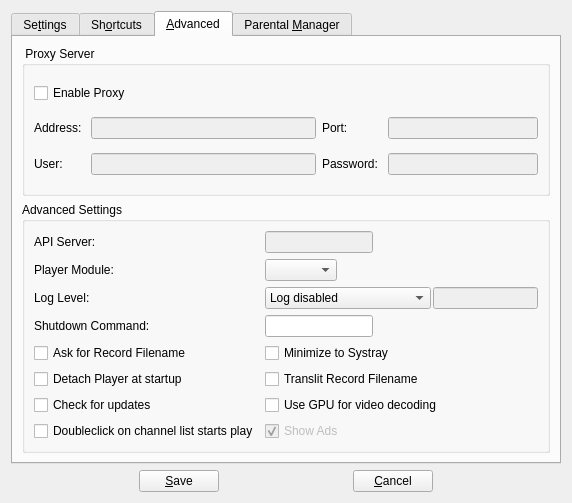
First picture: the form in vlc-record/forms/csettingsdlg.ui, repository code-google-com/vlc-record, before the edit.
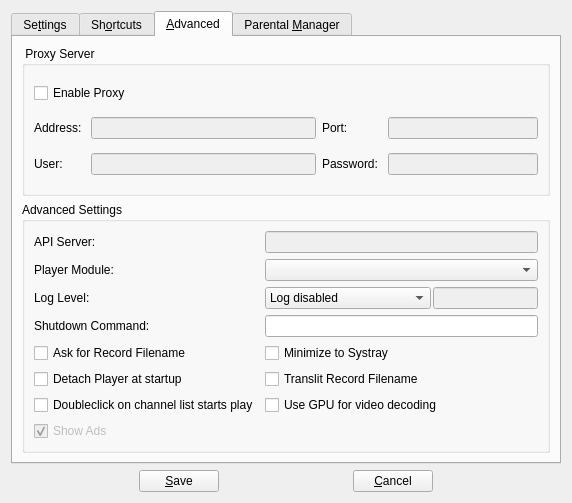
Second picture: the form after the edit. The open tabs and pages were chosen to show the change. Icons and pictures are not drawn. Custom widgets are drawn as their Qt base class.

Commit message: - program will always check for updates - you can skip update message for a day, week, month or version

```diff
--- a/vlc-record/forms/csettingsdlg.ui
+++ b/vlc-record/forms/csettingsdlg.ui
@@ -471,9 +471,6 @@
           <string>Advanced Settings</string>
          </property>
          <layout class="QFormLayout" name="formLayout_2">
-          <property name="fieldGrowthPolicy">
-           <enum>QFormLayout::FieldsStayAtSizeHint</enum>
-          </property>
           <item row="0" column="0">
            <widget class="QLabel" name="lanApiServer">
             <property name="text">
@@ -588,9 +585,9 @@
            </widget>
           </item>
           <item row="6" column="0">
-           <widget class="QCheckBox" name="checkUpdate">
+           <widget class="QCheckBox" name="check2ClicksToPlay">
             <property name="text">
-             <string>Check for updates</string>
+             <string>Doubleclick on channel list starts play</string>
             </property>
            </widget>
           </item>
@@ -602,13 +599,6 @@
            </widget>
           </item>
           <item row="7" column="0">
-           <widget class="QCheckBox" name="check2ClicksToPlay">
-            <property name="text">
-             <string>Doubleclick on channel list starts play</string>
-            </property>
-           </widget>
-          </item>
-          <item row="7" column="1">
            <widget class="QCheckBox" name="checkAds">
             <property name="enabled">
              <bool>false</bool>
```
Left out of the diff: 10 changed lines with no effect on the pictures. The commit also changes 12 other files.
